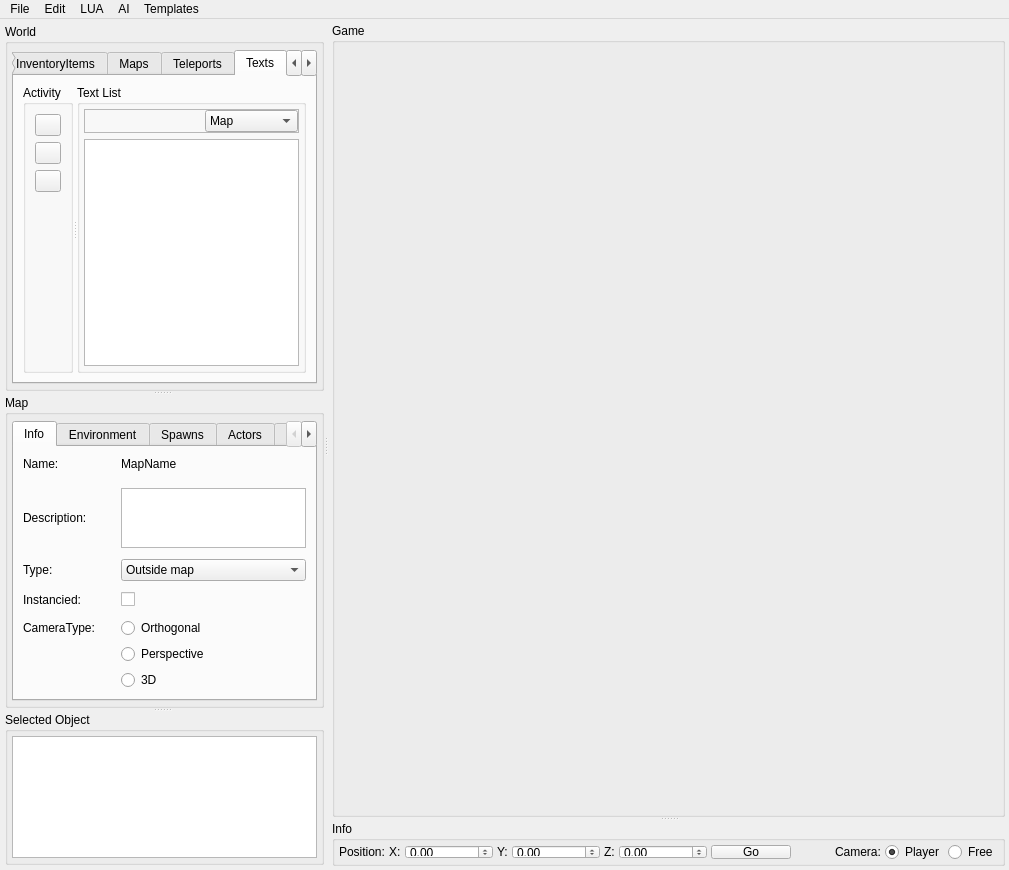
The window that Client/editor.ui (LBALab/lbanet) describes before a commit, drawn with Qt 5.
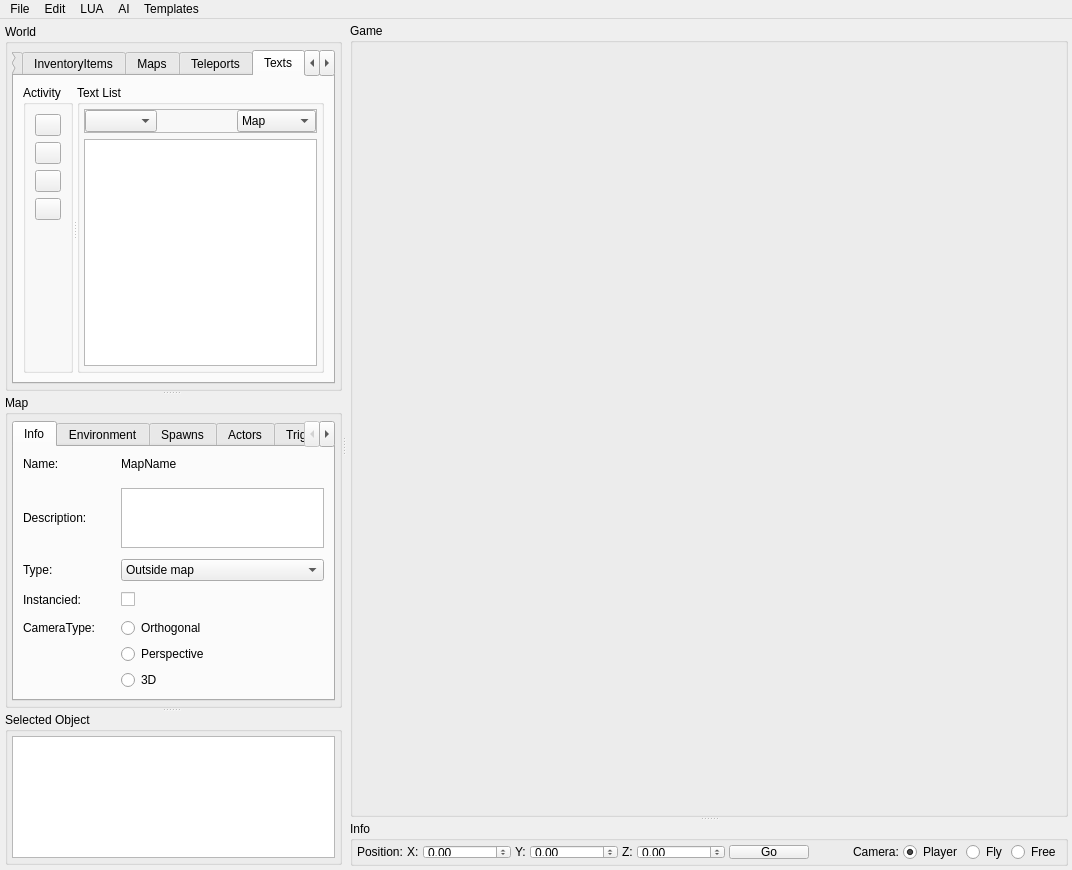
The same window after the commit. The open tabs and pages were chosen to show the change. Icons and pictures are not drawn.

What changed in the file:
```diff
--- a/Client/editor.ui
+++ b/Client/editor.ui
@@ -944,6 +944,26 @@
                          </property>
                         </widget>
                        </item>
+                       <item>
+                        <widget class="QPushButton" name="pushButton_play">
+                         <property name="toolTip">
+                          <string>Play selected text voice</string>
+                         </property>
+                         <property name="text">
+                          <string/>
+                         </property>
+                         <property name="icon">
+                          <iconset resource="editor.qrc">
+                           <normaloff>:/Editor/Resources/icons/PNG/onebit_40.png</normaloff>:/Editor/Resources/icons/PNG/onebit_40.png</iconset>
+                         </property>
+                         <property name="iconSize">
+                          <size>
+                           <width>20</width>
+                           <height>20</height>
+                          </size>
+                         </property>
+                        </widget>
+                       </item>
                        <item>
                         <spacer name="verticalSpacer_12">
                          <property name="orientation">
@@ -988,6 +1008,9 @@
                           <property name="margin">
                            <number>0</number>
                           </property>
+                          <item>
+                           <widget class="QComboBox" name="comboBox_chooselang"/>
+                          </item>
                           <item>
                            <spacer name="horizontalSpacer_7">
                             <property name="orientation">
@@ -998,7 +1021,7 @@
                             </property>
                             <property name="sizeHint" stdset="0">
                              <size>
-                              <width>120</width>
+                              <width>80</width>
                               <height>20</height>
                              </size>
                             </property>
@@ -2277,13 +2300,20 @@
               </property>
              </widget>
             </item>
-            <item row="0" column="11">
+            <item row="0" column="12">
              <widget class="QRadioButton" name="radioButton_info_free">
               <property name="text">
                <string>Free</string>
               </property>
              </widget>
             </item>
+            <item row="0" column="11">
+             <widget class="QRadioButton" name="radioButton_info_fly">
+              <property name="text">
+               <string>Fly</string>
+              </property>
+             </widget>
+            </item>
            </layout>
           </widget>
          </widget>
```
Left out of the diff: 6 changed lines with no effect on the pictures.
